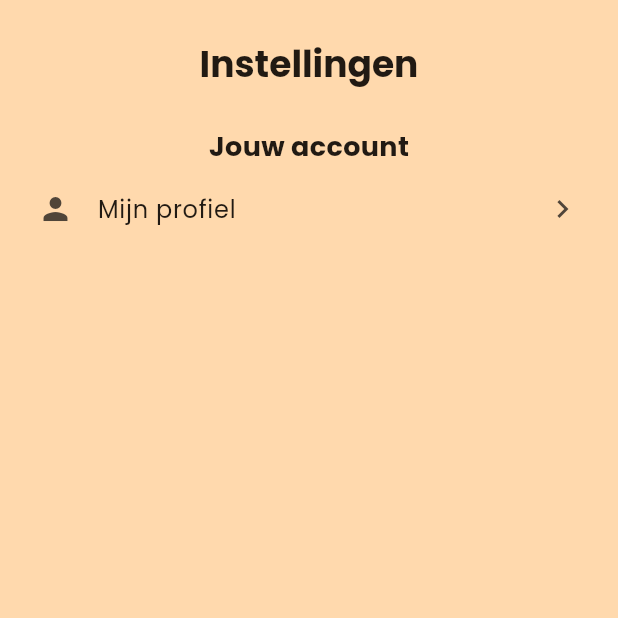
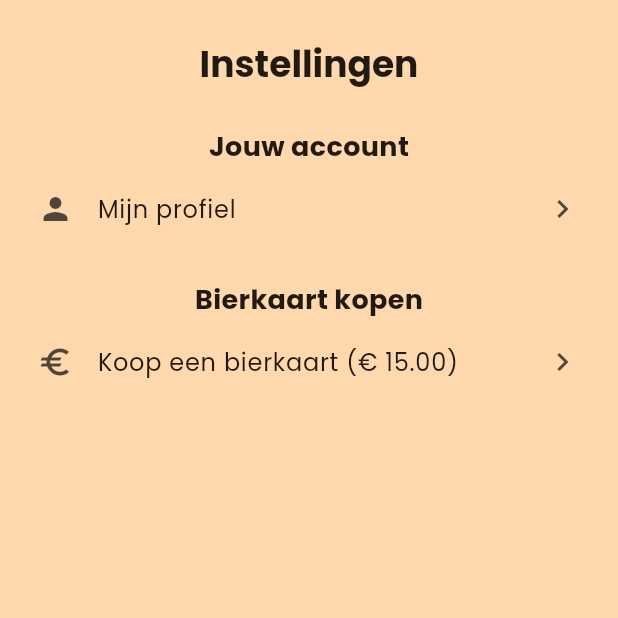
Before and after one commit to j-vseg/piwo, a Flutter app: the SettingsPage screen opened directly, on a phone screen of 412 x 824 dp, the top half of it. Run offline on Flutter 3.47's test engine with Material 3 defaults, Android fonts, the phone set to English and light mode, and no system bars; our stand-ins replace accordion, firebase_auth, firebase_core, firebase_database, fl_chart, table_calendar; accounts and stored records are empty.

Commit message:
Fix bug and add buy bierkaart button

```diff
--- a/lib/views/settings/settings.dart
+++ b/lib/views/settings/settings.dart
@@ -2,10 +2,12 @@ import 'package:flutter/material.dart';
 import 'package:piwo/models/account.dart';
 import 'package:piwo/models/enums/role.dart';
 import 'package:piwo/services/account.dart';
+import 'package:piwo/services/payment_url.dart';
 import 'package:piwo/views/settings/account_manager.dart';
 import 'package:piwo/views/settings/payment_url_manger.dart';
 import 'package:piwo/views/settings/profile.dart';
 import 'package:piwo/widgets/custom_scaffold.dart';
+import 'package:url_launcher/url_launcher.dart';
 
 class SettingsPage extends StatefulWidget {
   const SettingsPage({super.key});
@@ -97,17 +99,37 @@ class SettingsPageState extends State<SettingsPage> {
               contentPadding: const EdgeInsets.all(0.0),
             ),
           ],
+          const SizedBox(height: 20),
+          Text(
+            (_account.roles != null &&
+                    (_account.roles!.contains(Role.penningmeester) ||
+                        _account.roles!.contains(Role.admin)))
+                ? "Penningmeester"
+                : "Bierkaart kopen",
+            style: const TextStyle(
+              fontSize: 18,
+              fontWeight: FontWeight.bold,
+            ),
+          ),
+          ListTile(
+            leading: const Icon(Icons.euro),
+            trailing: const Icon(Icons.chevron_right),
+            title: const Text("Koop een bierkaart (€ 15.00)"),
+            onTap: () async {
+              final paymentUrl = Uri.parse(
+                  (await PaymentUrlService().getPaymentUrl()).data ?? "");
+              if (await canLaunchUrl(paymentUrl)) {
+                final launched = await launchUrl(paymentUrl);
+                if (launched) {
+                  debugPrint("URL launched successfully");
+                }
+              }
+            },
+            contentPadding: const EdgeInsets.all(0.0),
+          ),
           if (_account.roles != null &&
               (_account.roles!.contains(Role.penningmeester) ||
                   _account.roles!.contains(Role.admin))) ...[
-            const SizedBox(height: 20),
-            const Text(
-              "Penningmeester",
-              style: TextStyle(
-                fontSize: 18,
-                fontWeight: FontWeight.bold,
-              ),
-            ),
             ListTile(
               leading: const Icon(Icons.payment),
               trailing: const Icon(Icons.chevron_right),
@@ -122,7 +144,7 @@ class SettingsPageState extends State<SettingsPage> {
               },
               contentPadding: const EdgeInsets.all(0.0),
             ),
-          ]
+          ],
         ],
       ),
     );
--- a/lib/views/statistics/statistics.dart
+++ b/lib/views/statistics/statistics.dart
@@ -245,8 +245,8 @@ class StatisticsPageState extends State<StatisticsPage> {
   List<Widget> _getLeaderboardButtons() {
     List<Widget> buttons = [];
 
-    if (yearlyData.containsKey(_selectedYear) ||
-        !yearlyData[_selectedYear]!.containsKey(_account)) {
+    if (yearlyData.containsKey(_selectedYear) &&
+        yearlyData[_selectedYear]!.containsKey(_account)) {
       for (var index = 0; index < 3; index++) {
         // Check if the button is selected and set color accordingly
         bool isSelected = _selectedAvailability == Status.values[index];
```
